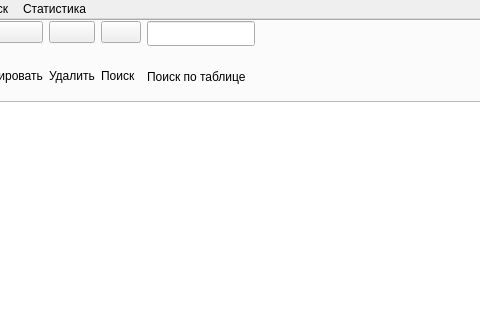
This is mainwindow.ui in korep06/LibraryQt as Qt 5 draws it before an edit; both pictures show x 135 to 615 and y 0 to 320 of the 800 by 600 pixel window. The edited form follows.
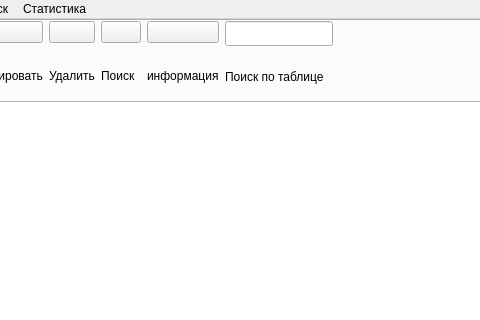
This is the edited form. The open tabs and pages were chosen to show the change. Icons and pictures are not drawn.

Commit message: Добавил в интерфейс кнопку инофрмации о читателе

Diff of the .ui file:
```diff
--- a/mainwindow.ui
+++ b/mainwindow.ui
@@ -534,6 +534,37 @@
          </item>
         </layout>
        </item>
+       <item>
+        <layout class="QVBoxLayout" name="verticalLayout_13">
+         <property name="leftMargin">
+          <number>0</number>
+         </property>
+         <item>
+          <widget class="QPushButton" name="pb_get_info_reader">
+           <property name="text">
+            <string/>
+           </property>
+           <property name="icon">
+            <iconset resource="img-button.qrc">
+             <normaloff>:/icons/button/img/reader_inf.png</normaloff>:/icons/button/img/reader_inf.png</iconset>
+           </property>
+           <property name="iconSize">
+            <size>
+             <width>40</width>
+             <height>40</height>
+            </size>
+           </property>
+          </widget>
+         </item>
+         <item>
+          <widget class="QLabel" name="label_13">
+           <property name="text">
+            <string>информация</string>
+           </property>
+          </widget>
+         </item>
+        </layout>
+       </item>
        <item>
         <layout class="QVBoxLayout" name="verticalLayout_12">
          <property name="leftMargin">
```
Left out of the diff: 2 changed lines with no effect on the pictures.
